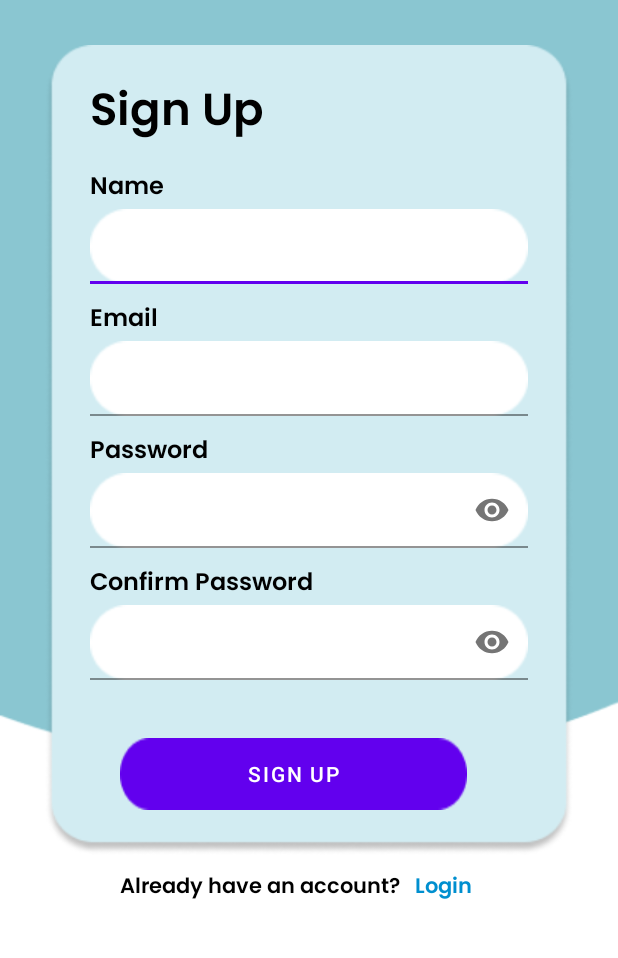
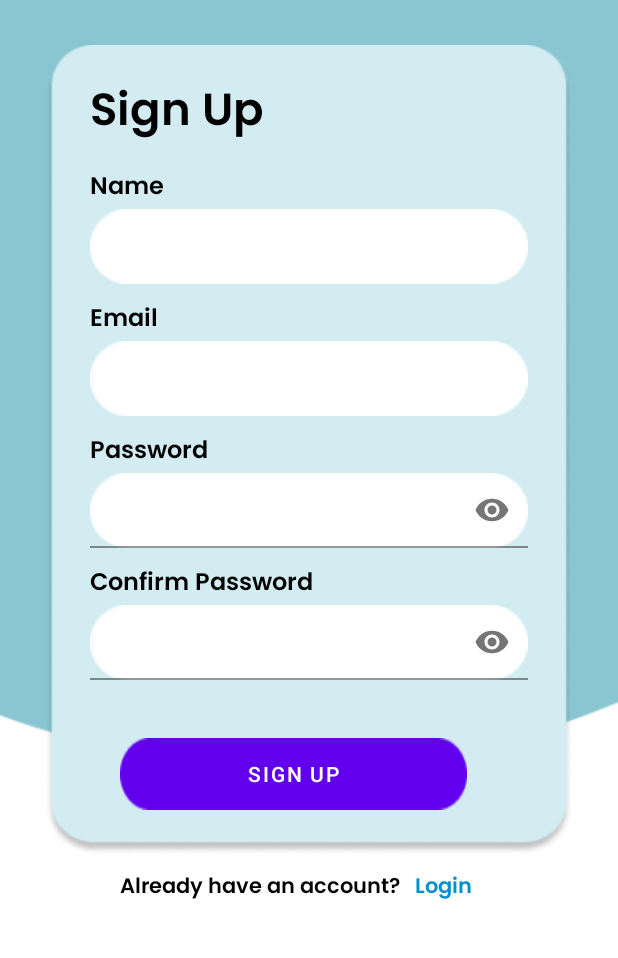
Before and after one commit to sunniyyahsalma/GentingApp, an Android app built with Jetpack Compose: the SignUp screen opened directly, with no data from a screen before it, on a phone screen of 412 x 824 dp, the part 142-1100 px from its top. Run offline under Robolectric (Android 15) with nearby library versions, the phone set to English and light mode, and no system bars; Roboto replaces fonts that are not available here.

Commit message:
First Update

```diff
--- a/app/src/main/res/layout/activity_sign_up.xml
+++ b/app/src/main/res/layout/activity_sign_up.xml
@@ -63,22 +63,17 @@
                         android:layout_marginTop="10dp"
                         android:layout_marginStart="30dp"/>
 
-                    <com.google.android.material.textfield.TextInputLayout
-                        android:layout_width="match_parent"
-                        android:layout_height="50dp"
-                        android:layout_marginHorizontal="30dp"
-                        android:layout_below="@id/text_name">
-
                     <EditText
                         android:id="@+id/input_name"
                         android:layout_width="match_parent"
-                            android:layout_height="match_parent"
+                        android:layout_height="50dp"
+                        android:paddingStart="15dp"
+                        android:layout_marginHorizontal="30dp"
+                        android:layout_below="@id/text_name"
                         android:background="@drawable/rectangle_form_login"
                         android:inputType="textPersonName"
                         android:textSize="16sp"
                         />
-
-                    </com.google.android.material.textfield.TextInputLayout>
 
                     <TextView
                         android:id="@+id/text_email"
@@ -92,21 +87,16 @@
                         android:layout_marginTop="60dp"
                         android:layout_marginStart="30dp"/>
 
-                    <com.google.android.material.textfield.TextInputLayout
-                        android:layout_width="match_parent"
-                        android:layout_height="50dp"
-                        android:layout_marginHorizontal="30dp"
-                        android:layout_below="@id/text_email">
-
                     <EditText
                         android:id="@+id/input_email"
                         android:layout_width="match_parent"
-                            android:layout_height="match_parent"
+                        android:layout_height="50dp"
                         android:textSize="16sp"
+                        android:paddingStart="15dp"
+                        android:layout_marginHorizontal="30dp"
+                        android:layout_below="@id/text_email"
                         android:background="@drawable/rectangle_form_login"
                         android:inputType="textEmailAddress"/>
-
-                    </com.google.android.material.textfield.TextInputLayout>
 
                     <TextView
                         android:id="@+id/text_password"
@@ -132,10 +122,12 @@
                             android:layout_width="match_parent"
                             android:layout_height="match_parent"
                             android:textSize="16sp"
+                            android:paddingStart="15dp"
                             android:background="@drawable/rectangle_form_login"
                             android:inputType="textPassword"/>
 
                     </com.google.android.material.textfield.TextInputLayout>
+
 
                     <TextView
                         android:id="@+id/text_confirm_pass"
@@ -145,6 +137,7 @@
                         android:fontFamily="@font/poppins_semibold"
                         android:textColor="@color/black"
                         android:textSize="16dp"
+
                         android:layout_below="@id/text_password"
                         android:layout_marginTop="60dp"
                         android:layout_marginStart="30dp"/>
@@ -161,6 +154,7 @@
                             android:layout_width="match_parent"
                             android:layout_height="match_parent"
                             android:textSize="16sp"
+                            android:paddingStart="15dp"
                             android:background="@drawable/rectangle_form_login"
                             android:inputType="textPassword"/>
 
```
Lines whose indentation alone changed are shown as unchanged.
